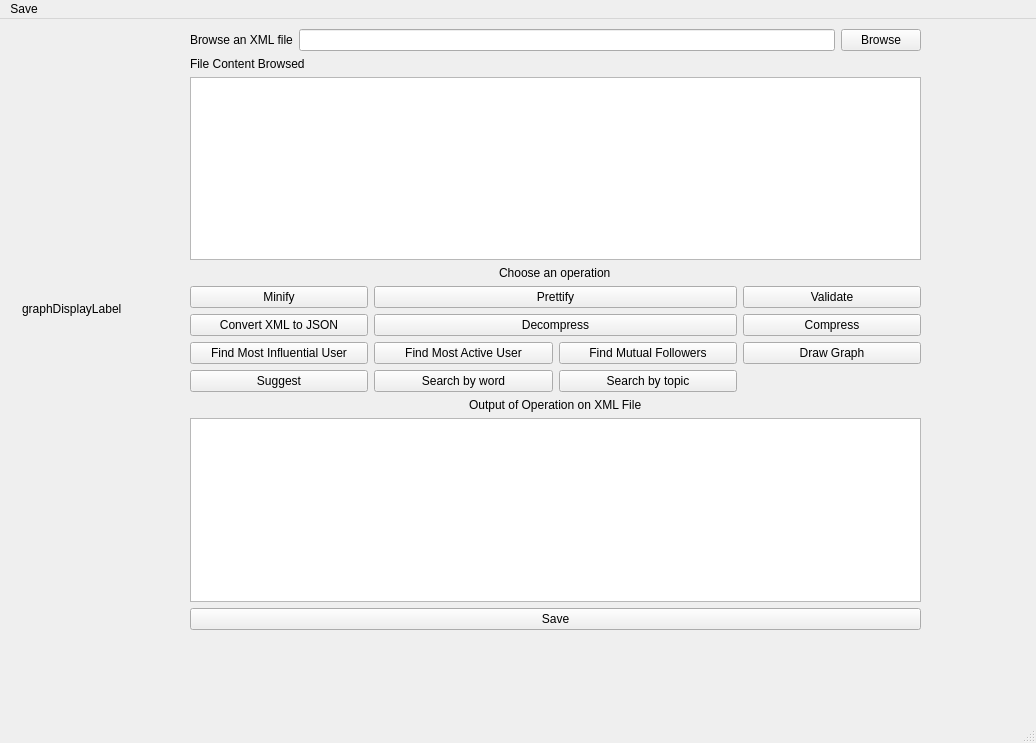
Before: the Qt Designer form XMLEditor_GUI/mainwindow.ui in Nouran-Salah/XML-Editor, drawn with Qt 5.
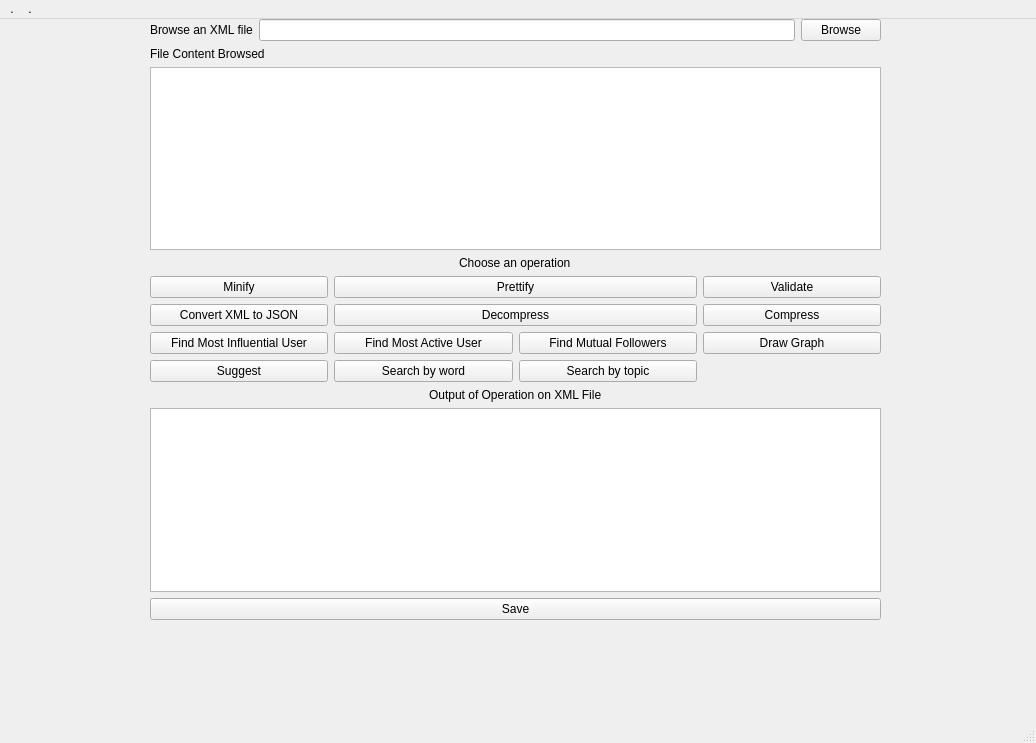
After: the same form once the commit is applied.

```diff
--- a/XMLEditor_GUI/mainwindow.ui
+++ b/XMLEditor_GUI/mainwindow.ui
@@ -17,8 +17,8 @@
    <widget class="QWidget" name="layoutWidget">
     <property name="geometry">
      <rect>
-      <x>190</x>
-      <y>10</y>
+      <x>150</x>
+      <y>0</y>
       <width>731</width>
       <height>601</height>
      </rect>
@@ -180,19 +180,6 @@
      </item>
     </layout>
    </widget>
-   <widget class="QLabel" name="label_4">
-    <property name="geometry">
-     <rect>
-      <x>22</x>
-      <y>280</y>
-      <width>131</width>
-      <height>20</height>
-     </rect>
-    </property>
-    <property name="text">
-     <string>graphDisplayLabel</string>
-    </property>
-   </widget>
   </widget>
   <widget class="QMenuBar" name="menubar">
    <property name="geometry">
@@ -205,10 +192,16 @@
    </property>
    <widget class="QMenu" name="menuSave">
     <property name="title">
-     <string>Save</string>
+     <string>.</string>
+    </property>
+   </widget>
+   <widget class="QMenu" name="menu">
+    <property name="title">
+     <string>.</string>
     </property>
    </widget>
    <addaction name="menuSave"/>
+   <addaction name="menu"/>
   </widget>
   <widget class="QStatusBar" name="statusbar"/>
  </widget>
```
